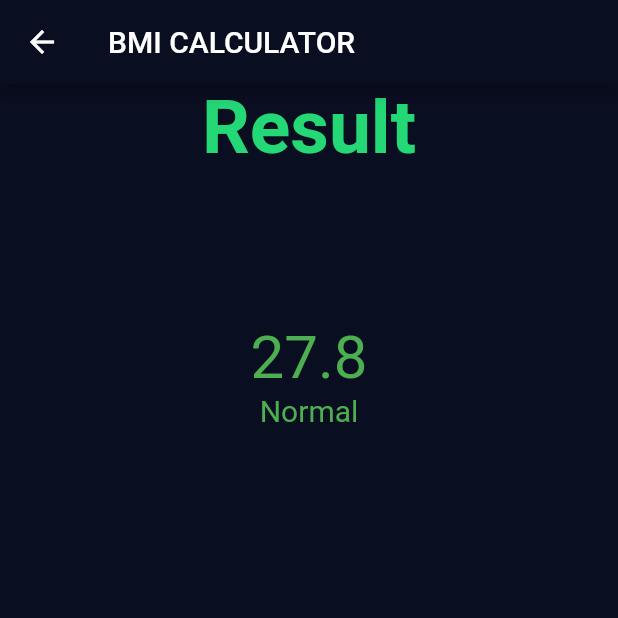
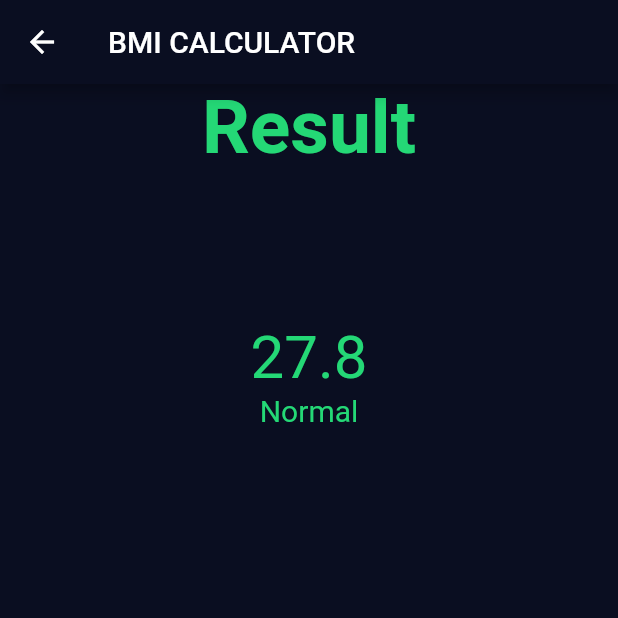
Before and after one commit to DysonThomas/BMI-Calculator, a Flutter app: the ResultPage screen opened by its route, on a phone screen of 412 x 824 dp, the top half of it. Run offline on Flutter 3.47's test engine with Material 2 defaults, Android fonts, the phone set to English and light mode, and no system bars; our stand-ins replace font_awesome_flutter.

Commit message:
Color change

```diff
--- a/lib/result.dart
+++ b/lib/result.dart
@@ -33,7 +33,7 @@ class ResultPage extends StatelessWidget {
             child: Text(
               bmiResult,
               style: TextStyle(
-                color: Colors.green,
+                color: Color(0xFF24D876),
                 fontSize: 40.0,
               ),
             ),
@@ -42,7 +42,7 @@ class ResultPage extends StatelessWidget {
             child: Text(
               'Normal',
               style: TextStyle(
-                color: Colors.green,
+                color: Color(0xFF24D876),
                 fontSize: 20.0,
               ),
             ),
```
